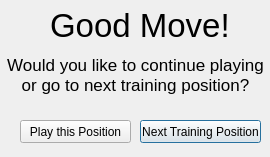
This is src/gui/popheronextorplay.ui in relipse/jkchessxtrainer as Qt 5 draws it before an edit. The edited form follows.
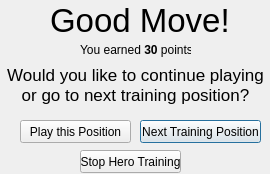
This is the edited form.

Commit message: Worked more on friendly-ness of Hero mode, hid analysis and hid game text

```diff
--- a/src/gui/popheronextorplay.ui
+++ b/src/gui/popheronextorplay.ui
@@ -7,7 +7,7 @@
     <x>0</x>
     <y>0</y>
     <width>270</width>
-    <height>157</height>
+    <height>174</height>
    </rect>
   </property>
   <property name="windowTitle">
@@ -19,7 +19,7 @@
      <x>50</x>
      <y>0</y>
      <width>181</width>
-     <height>51</height>
+     <height>41</height>
     </rect>
    </property>
    <property name="styleSheet">
@@ -39,7 +39,7 @@
    <property name="geometry">
     <rect>
      <x>0</x>
-     <y>50</y>
+     <y>60</y>
      <width>271</width>
      <height>51</height>
     </rect>
@@ -77,6 +77,32 @@
     <string>Play this Position</string>
    </property>
   </widget>
+  <widget class="QLabel" name="lblMini">
+   <property name="geometry">
+    <rect>
+     <x>80</x>
+     <y>40</y>
+     <width>111</width>
+     <height>20</height>
+    </rect>
+   </property>
+   <property name="text">
+    <string>You earned &lt;b&gt;30&lt;/b&gt; points</string>
+   </property>
+  </widget>
+  <widget class="QPushButton" name="btnTurnOffHero">
+   <property name="geometry">
+    <rect>
+     <x>80</x>
+     <y>150</y>
+     <width>101</width>
+     <height>23</height>
+    </rect>
+   </property>
+   <property name="text">
+    <string>Stop Hero Training</string>
+   </property>
+  </widget>
  </widget>
  <resources/>
  <connections/>
```
The commit also changes 4 other files.
